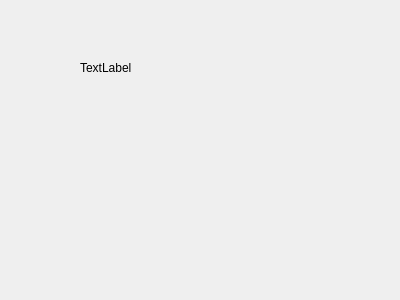
Before: the Qt Designer form stopwatch.ui in lefrostxgcc/Stopwatch, drawn with Qt 5.
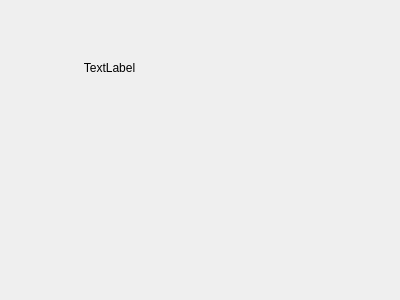
After: the same form once the commit is applied. Icons and pictures are not drawn.

Commit message: Changed horizontal alignement of labelTime to AlignHCenter

```diff
--- a/stopwatch.ui
+++ b/stopwatch.ui
@@ -36,6 +36,9 @@
     <property name="text">
      <string>TextLabel</string>
     </property>
+    <property name="alignment">
+     <set>Qt::AlignCenter</set>
+    </property>
    </widget>
   </widget>
  </widget>
```
